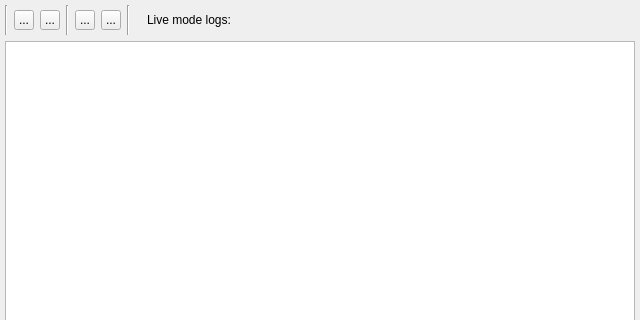
This is sources/lusan/view/log/ui/LogViewer.ui in aregtech/areg-sdk-tools as Qt 5 draws it before an edit; both pictures show x 0 to 640 and y 0 to 320 of the 640 by 628 pixel window. The edited form follows.
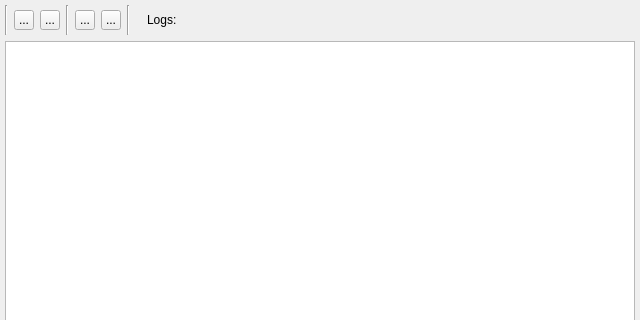
This is the edited form. Icons and pictures are not drawn.

Patch:
```diff
--- a/sources/lusan/view/log/ui/LogViewer.ui
+++ b/sources/lusan/view/log/ui/LogViewer.ui
@@ -228,7 +228,14 @@
           </widget>
          </item>
          <item>
-          <widget class="QLabel" name="lableTitle">
+          <widget class="QLabel" name="label">
+           <property name="text">
+            <string>Logs:</string>
+           </property>
+          </widget>
+         </item>
+         <item>
+          <widget class="QLabel" name="lableFile">
            <property name="sizePolicy">
             <sizepolicy hsizetype="Expanding" vsizetype="Minimum">
              <horstretch>0</horstretch>
@@ -236,7 +243,7 @@
             </sizepolicy>
            </property>
            <property name="text">
-            <string>Live mode logs:</string>
+            <string/>
            </property>
           </widget>
          </item>
```
